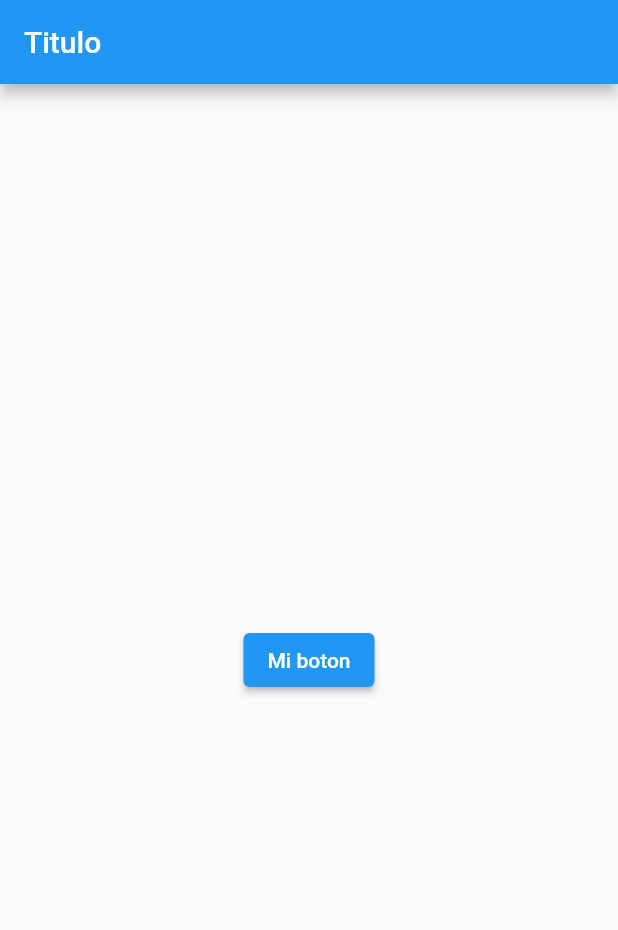
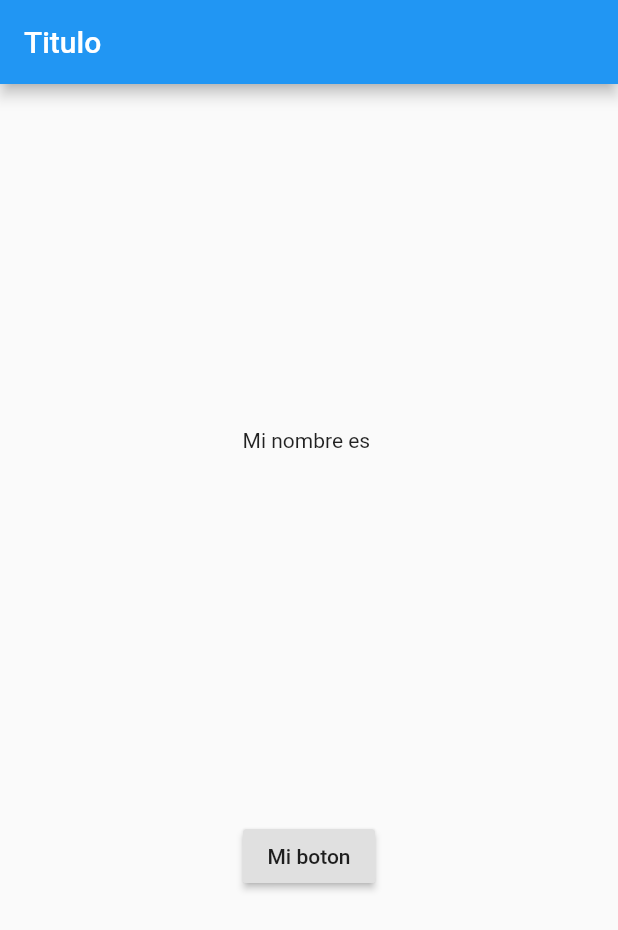
Before and after one commit to Alvardud/Programacion-Movil-EMI-I2022, a Flutter app: the screen it shows after launch, on a phone screen of 412 x 824 dp. Shown: the top 930 px of the screen. Run offline on Flutter 3.47's test engine with Material 2 defaults, Android fonts, the phone set to English and light mode, and no system bars.

Commit message:
primer ejercicio

```diff
--- a/flutter/aplicacion/lib/main.dart
+++ b/flutter/aplicacion/lib/main.dart
@@ -16,11 +16,13 @@ class MyApp2 extends StatefulWidget {
 class _MyApp2State extends State<MyApp2> {
   String? titulo;
   Color? fondo;
+  String? nombre;
 
   @override
   void initState() {
     titulo = "Mi boton";
     fondo = Colors.blue;
+    nombre = "";
     super.initState();
   }
 
@@ -28,18 +30,27 @@ class _MyApp2State extends State<MyApp2> {
   Widget build(BuildContext context) {
     return MaterialApp(
       home: Scaffold(
+
       appBar: AppBar(
         title: Text("Titulo"),
       ),
       body: Center(
-          child: ElevatedButton(
+        child: Column(
+          mainAxisAlignment: MainAxisAlignment.spaceEvenly,
+        children: [
+          Text("Mi nombre es \n$nombre"),
+          RaisedButton(
         child: Text(titulo!),
         onPressed: () {
           setState(() {
+            nombre = "Alvaro";
             titulo = "Boton presionado";
           });
         },
-      )),
+      )
+        ]
+      )
+      )
     )
 
     );
```
